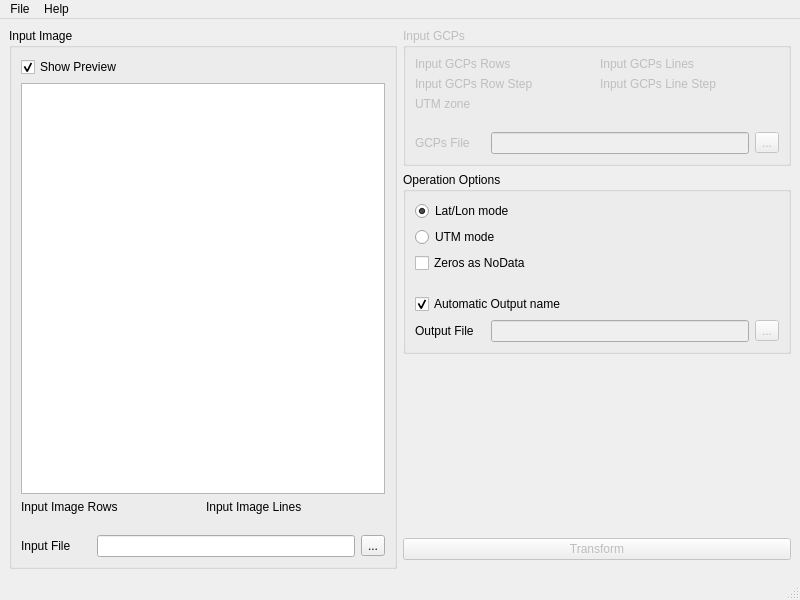
Above: src/qt/mainwindow.ui from mentaljam/MSUProj before the change. Below: the same form after it.
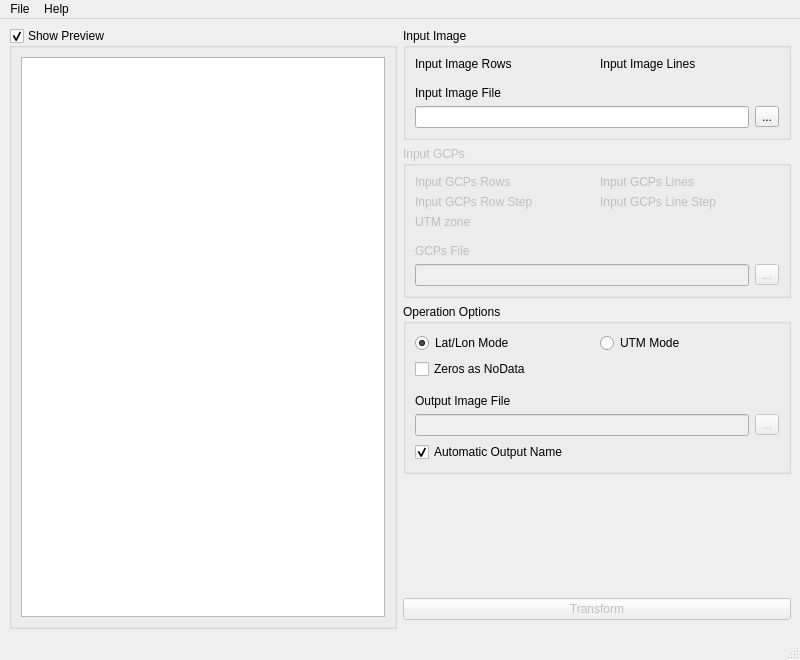
That is the form after the change.

The edit to the form file:
```diff
--- a/src/qt/mainwindow.ui
+++ b/src/qt/mainwindow.ui
@@ -7,7 +7,7 @@
     <x>0</x>
     <y>0</y>
     <width>800</width>
-    <height>600</height>
+    <height>660</height>
    </rect>
   </property>
   <property name="windowTitle">
@@ -16,6 +16,33 @@
   <widget class="QWidget" name="centralwidget">
    <layout class="QHBoxLayout" name="horizontalLayout">
     <item>
+     <widget class="QGroupBox" name="previewBox">
+      <property name="title">
+       <string>Show Preview</string>
+      </property>
+      <property name="checkable">
+       <bool>true</bool>
+      </property>
+      <layout class="QVBoxLayout" name="verticalLayout_4">
+       <item>
+        <widget class="QGraphicsView" name="imageView">
+         <property name="sizePolicy">
+          <sizepolicy hsizetype="Minimum" vsizetype="Expanding">
+           <horstretch>0</horstretch>
+           <verstretch>0</verstretch>
+          </sizepolicy>
+         </property>
+        </widget>
+       </item>
+      </layout>
+     </widget>
+    </item>
+    <item>
+     <layout class="QVBoxLayout" name="OPTGCPLayout">
+      <property name="bottomMargin">
+       <number>9</number>
+      </property>
+      <item>
      <widget class="QGroupBox" name="imageBox">
       <property name="sizePolicy">
        <sizepolicy hsizetype="Minimum" vsizetype="Preferred">
@@ -27,34 +54,8 @@
        <string>Input Image</string>
       </property>
       <layout class="QVBoxLayout" name="verticalLayout">
-       <item>
-        <widget class="QCheckBox" name="previewBox">
-         <property name="toolTip">
-          <string>Show/Hide preview image</string>
-         </property>
-         <property name="text">
-          <string>Show Preview</string>
-         </property>
-         <property name="checked">
-          <bool>true</bool>
-         </property>
-        </widget>
-       </item>
-       <item>
-        <widget class="QGraphicsView" name="imageView">
-         <property name="sizePolicy">
-          <sizepolicy hsizetype="Minimum" vsizetype="Expanding">
-           <horstretch>0</horstretch>
-           <verstretch>0</verstretch>
-          </sizepolicy>
-         </property>
-        </widget>
-       </item>
        <item>
         <layout class="QGridLayout" name="imageInfo">
-         <property name="bottomMargin">
-          <number>0</number>
-         </property>
          <item row="0" column="0">
           <widget class="QLabel" name="imageRowsLabel">
            <property name="text">
@@ -77,49 +78,31 @@
           <enum>Qt::Vertical</enum>
          </property>
          <property name="sizeType">
-          <enum>QSizePolicy::Fixed</enum>
+            <enum>QSizePolicy::Minimum</enum>
          </property>
          <property name="sizeHint" stdset="0">
           <size>
            <width>20</width>
-           <height>15</height>
+             <height>9</height>
           </size>
          </property>
         </spacer>
        </item>
-       <item>
-        <layout class="QHBoxLayout" name="imagePathLayout">
-         <property name="bottomMargin">
-          <number>0</number>
-         </property>
          <item>
           <widget class="QLabel" name="imagePathLabel">
-           <property name="sizePolicy">
-            <sizepolicy hsizetype="Fixed" vsizetype="Preferred">
-             <horstretch>0</horstretch>
-             <verstretch>0</verstretch>
-            </sizepolicy>
-           </property>
-           <property name="minimumSize">
-            <size>
-             <width>70</width>
-             <height>0</height>
-            </size>
-           </property>
-           <property name="maximumSize">
-            <size>
-             <width>50</width>
-             <height>16777215</height>
-            </size>
-           </property>
            <property name="toolTip">
             <string>Path to input image file</string>
            </property>
            <property name="text">
-            <string>Input File</string>
+            <string>Input Image File</string>
            </property>
           </widget>
          </item>
+         <item>
+          <layout class="QHBoxLayout" name="imagePathLayout">
+           <property name="bottomMargin">
+            <number>0</number>
+           </property>
          <item>
           <widget class="QLineEdit" name="imagePathEdit">
            <property name="sizePolicy">
@@ -149,11 +132,6 @@
      </widget>
     </item>
     <item>
-     <layout class="QVBoxLayout" name="OPTGCPLayout">
-      <property name="bottomMargin">
-       <number>9</number>
-      </property>
-      <item>
        <widget class="QGroupBox" name="gcpBox">
         <property name="enabled">
          <bool>false</bool>
@@ -202,40 +180,23 @@
           </layout>
          </item>
          <item>
-          <spacer name="verticalSpacer">
+          <spacer name="verticalSpacer_2">
            <property name="orientation">
             <enum>Qt::Vertical</enum>
            </property>
            <property name="sizeType">
-            <enum>QSizePolicy::Fixed</enum>
+            <enum>QSizePolicy::Minimum</enum>
            </property>
            <property name="sizeHint" stdset="0">
             <size>
              <width>20</width>
-             <height>15</height>
+             <height>9</height>
             </size>
            </property>
           </spacer>
          </item>
-         <item>
-          <layout class="QHBoxLayout" name="gcpPathLayout">
-           <property name="bottomMargin">
-            <number>0</number>
-           </property>
            <item>
             <widget class="QLabel" name="gcpPathLabel">
-             <property name="sizePolicy">
-              <sizepolicy hsizetype="Fixed" vsizetype="Preferred">
-               <horstretch>0</horstretch>
-               <verstretch>0</verstretch>
-              </sizepolicy>
-             </property>
-             <property name="minimumSize">
-              <size>
-               <width>70</width>
-               <height>0</height>
-              </size>
-             </property>
              <property name="toolTip">
               <string>Path to input GCP file</string>
              </property>
@@ -245,6 +206,11 @@
             </widget>
            </item>
            <item>
+          <layout class="QHBoxLayout" name="gcpPathLayout">
+           <property name="bottomMargin">
+            <number>0</number>
+           </property>
+           <item>
             <widget class="QLineEdit" name="gcpPathEdit">
              <property name="sizePolicy">
               <sizepolicy hsizetype="Preferred" vsizetype="Fixed">
@@ -279,9 +245,14 @@
         </property>
         <layout class="QVBoxLayout" name="verticalLayout_2">
          <item>
+          <layout class="QHBoxLayout" name="horizontalLayout_2">
+           <property name="bottomMargin">
+            <number>0</number>
+           </property>
+           <item>
           <widget class="QRadioButton" name="modeLatLonButton">
            <property name="text">
-            <string>Lat/Lon mode</string>
+              <string>Lat/Lon Mode</string>
            </property>
            <property name="checked">
             <bool>true</bool>
@@ -291,9 +262,11 @@
          <item>
           <widget class="QRadioButton" name="modeUTMButton">
            <property name="text">
-            <string>UTM mode</string>
-           </property>
-          </widget>
+              <string>UTM Mode</string>
+             </property>
+            </widget>
+           </item>
+          </layout>
          </item>
          <item>
           <widget class="QCheckBox" name="modeNDZBox">
@@ -303,58 +276,36 @@
           </widget>
          </item>
          <item>
-          <spacer name="verticalSpacer_2">
+          <spacer name="verticalSpacer">
            <property name="orientation">
             <enum>Qt::Vertical</enum>
            </property>
            <property name="sizeType">
-            <enum>QSizePolicy::Fixed</enum>
+            <enum>QSizePolicy::Minimum</enum>
            </property>
            <property name="sizeHint" stdset="0">
             <size>
              <width>20</width>
-             <height>15</height>
+             <height>9</height>
             </size>
            </property>
           </spacer>
          </item>
-         <item>
-          <widget class="QCheckBox" name="autoOutNameBox">
-           <property name="text">
-            <string>Automatic Output name</string>
-           </property>
-           <property name="checked">
-            <bool>true</bool>
-           </property>
-          </widget>
-         </item>
-         <item>
-          <layout class="QHBoxLayout" name="outPathLayout">
-           <property name="bottomMargin">
-            <number>0</number>
-           </property>
            <item>
             <widget class="QLabel" name="outPathLabel">
-             <property name="sizePolicy">
-              <sizepolicy hsizetype="Fixed" vsizetype="Preferred">
-               <horstretch>0</horstretch>
-               <verstretch>0</verstretch>
-              </sizepolicy>
-             </property>
-             <property name="minimumSize">
-              <size>
-               <width>70</width>
-               <height>0</height>
-              </size>
-             </property>
              <property name="toolTip">
               <string>Path to output image file</string>
              </property>
              <property name="text">
-              <string>Output File</string>
+            <string>Output Image File</string>
              </property>
             </widget>
            </item>
+         <item>
+          <layout class="QHBoxLayout" name="outPathLayout">
+           <property name="bottomMargin">
+            <number>0</number>
+           </property>
            <item>
             <widget class="QLineEdit" name="outPathEdit">
              <property name="enabled">
@@ -386,6 +337,16 @@
            </item>
           </layout>
          </item>
+         <item>
+          <widget class="QCheckBox" name="autoOutNameBox">
+           <property name="text">
+            <string>Automatic Output Name</string>
+           </property>
+           <property name="checked">
+            <bool>true</bool>
+           </property>
+          </widget>
+         </item>
         </layout>
        </widget>
       </item>
@@ -396,8 +357,8 @@
         </property>
         <property name="sizeHint" stdset="0">
          <size>
-          <width>20</width>
-          <height>40</height>
+          <width>0</width>
+          <height>0</height>
          </size>
         </property>
        </spacer>
```
Left out of the diff: 16 changed lines with no effect on the pictures. Lines whose indentation alone changed are shown as unchanged.
